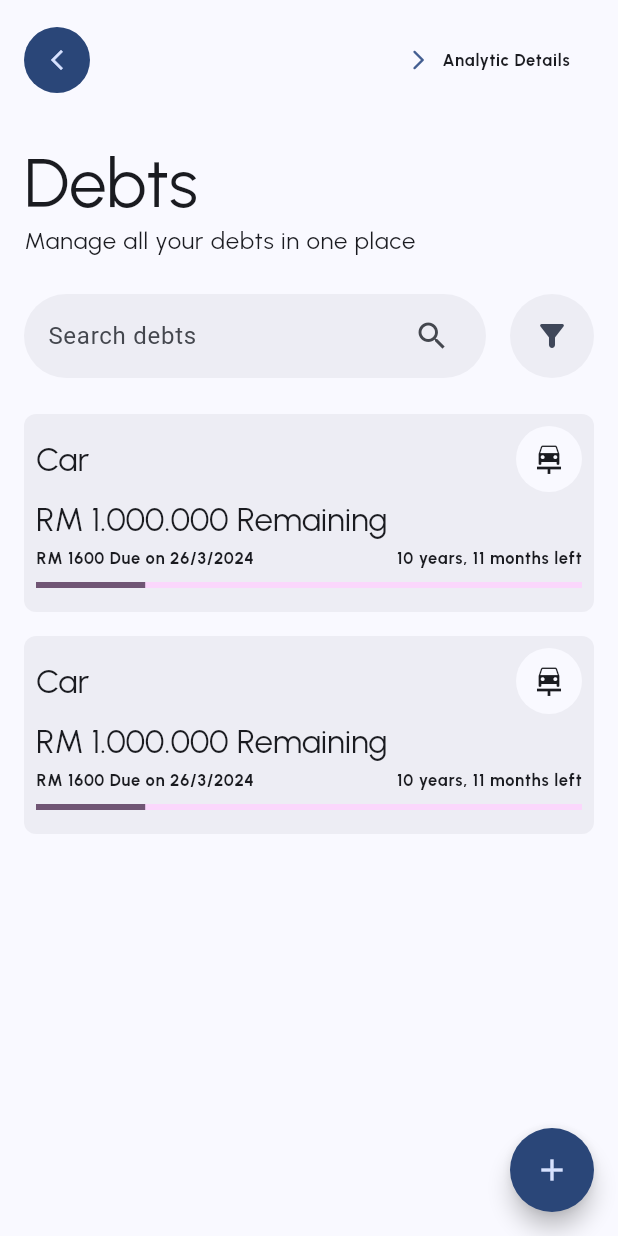
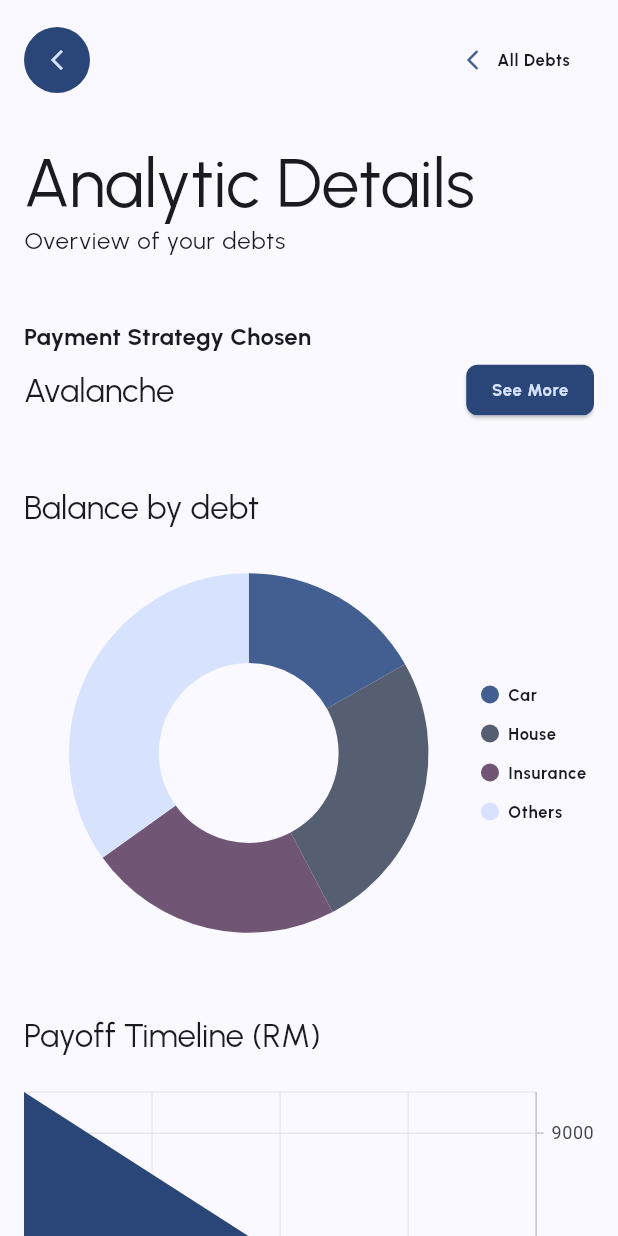
Before and after one commit to mingng18/sharkfreefin, a Flutter app: the AllDebtsView screen opened by its route, after a tap on "Analytic Details", on a phone screen of 412 x 824 dp. Run offline on Flutter 3.47's test engine with Material 3 defaults, Android fonts, the light colour scheme and no system bars; our stand-ins replace get, google_fonts, syncfusion_flutter_charts; statements that could not run were skipped.

Commit message:
Analytic Details done

```diff
--- a/lib/app/modules/all_debts/views/all_debts_view.dart
+++ b/lib/app/modules/all_debts/views/all_debts_view.dart
@@ -33,7 +33,7 @@ class AllDebtsView extends GetView<AllDebtsController> {
                 children: [
                   const CustomBackButton(),
                   TextButton.icon(
-                    onPressed: () {},
+                    onPressed: () => Get.toNamed(Routes.DEBT_ANALYTIC_DETAILS),
                     icon: const Icon(
                       Icons.arrow_forward_ios_rounded,
                       size: 16,
--- /dev/null
+++ b/lib/app/modules/debt_analytic_details/bindings/debt_analytic_details_binding.dart
@@ -0,0 +1,12 @@
+import 'package:get/get.dart';
+
+import '../controllers/debt_analytic_details_controller.dart';
+
+class DebtAnalyticDetailsBinding extends Bindings {
+  @override
+  void dependencies() {
+    Get.lazyPut<DebtAnalyticDetailsController>(
+      () => DebtAnalyticDetailsController(),
+    );
+  }
+}
--- /dev/null
+++ b/lib/app/modules/debt_analytic_details/controllers/debt_analytic_details_controller.dart
@@ -0,0 +1,43 @@
+import 'package:get/get.dart';
+
+class DebtAnalyticDetailsController extends GetxController {
+
+late List<ChartData> debtData;
+late List<ChartData> payoffTimelineData;
+
+  @override
+  void onInit() {
+    super.onInit();
+    debtData = [
+      ChartData('Car', 25),
+      ChartData('House', 38),
+      ChartData('Insurance', 34),
+      ChartData('Others', 52)
+    ];
+    payoffTimelineData = [
+      ChartData('Dec 2023', 10000),
+      ChartData('Feb 2024', 8000),
+      ChartData('May 2024', 6000),
+      ChartData('Aug 2024', 3500),
+      ChartData('Dec 2024', 0),
+    ];
+  }
+
+  @override
+  void onReady() {
+    super.onReady();
+  }
+
+  @override
+  void onClose() {
+    super.onClose();
+  }
+
+}
+
+class ChartData {
+  ChartData(this.x, this.y);
+
+  final String x;
+  final double y;
+}
--- /dev/null
+++ b/lib/app/modules/debt_analytic_details/views/debt_analytic_details_view.dart
@@ -0,0 +1,125 @@
+import 'package:flutter/material.dart';
+
+import 'package:get/get.dart';
+import 'package:sharkfreefin/app/extensions.dart';
+import 'package:sharkfreefin/app/widgets/back_button.dart';
+import 'package:sharkfreefin/app/widgets/button.dart';
+import 'package:sharkfreefin/app/widgets/payment_strategy_card.dart';
+import 'package:syncfusion_flutter_charts/charts.dart';
+
+import '../controllers/debt_analytic_details_controller.dart';
+
+class DebtAnalyticDetailsView extends GetView<DebtAnalyticDetailsController> {
+  const DebtAnalyticDetailsView({Key? key}) : super(key: key);
+  @override
+  Widget build(BuildContext context) {
+    var colors = Theme.of(context).colorScheme;
+
+    return Scaffold(
+        body: SafeArea(
+      child: Padding(
+        padding: const EdgeInsets.symmetric(horizontal: 16),
+        child: SingleChildScrollView(
+          child: Column(
+            crossAxisAlignment: CrossAxisAlignment.start,
+            children: [
+              const SizedBox(height: 16),
+              Row(
+                mainAxisAlignment: MainAxisAlignment.spaceBetween,
+                children: [
+                  const CustomBackButton(),
+                  TextButton.icon(
+                    onPressed: () => Get.back(),
+                    icon: const Icon(
+                      Icons.arrow_back_ios_new_rounded,
+                      size: 16,
+                    ),
+                    label: Text(
+                      "All Debts",
+                      style: context.labelSmall,
+                    ),
+                  )
+                ],
+              ),
+              const SizedBox(height: 32),
+              Text(
+                "Analytic Details",
+                style: context.displayMedium,
+              ),
+              Text(
+                "Overview of your debts",
+                style: context.bodyLarge,
+              ),
+              const SizedBox(height: 40),
+              const PaymentStrategyCard(),
+              const SizedBox(height: 40),
+              Text(
+                "Balance by debt",
+                style: context.titleLarge,
+              ),
+              SfCircularChart(
+                  palette: [
+                    colors.primary,
+                    colors.secondary,
+                    colors.tertiary,
+                    colors.primaryContainer,
+                    colors.secondaryContainer,
+                    colors.tertiaryContainer
+                  ],
+                  margin: EdgeInsets.zero,
+                  tooltipBehavior: TooltipBehavior(
+                      enable: true,
+                      textStyle: context.labelMedium,
+                      color: colors.primaryContainer),
+                  legend: Legend(
+                      isVisible: true,
+                      position: LegendPosition.right,
+                      textStyle: context.labelSmall),
+                  series: <CircularSeries<ChartData, String>>[
+                    DoughnutSeries<ChartData, String>(
+                        dataSource: controller.debtData,
+                        xValueMapper: (ChartData data, _) => data.x,
+                        yValueMapper: (ChartData data, _) => data.y,
+                        name: 'Balance by Debt')
+                  ]),
+              const SizedBox(height: 24),
+              Text(
+                "Payoff Timeline (RM)",
+                style: context.titleLarge,
+              ),
+              const SizedBox(height: 24),
+              SfCartesianChart(
+                  palette: [colors.primary, colors.secondary, colors.tertiary],
+                  margin: EdgeInsets.zero,
+                  primaryXAxis: const CategoryAxis(
+                      axisLine: AxisLine(width: 0.0, color: Colors.transparent),
+                      labelPlacement: LabelPlacement.onTicks,
+                      labelAlignment: LabelAlignment.end),
+                  primaryYAxis: const NumericAxis(
+                      minimum: 0,
+                      maximum: 10000,
+                      interval: 3000,
+                      labelPosition: ChartDataLabelPosition.inside,
+                      labelAlignment: LabelAlignment.end,
+                      opposedPosition: true,
+                      tickPosition: TickPosition.inside),
+                  // tooltipBehavior: TooltipBehavior(
+                  //     enable: true,
+                  //     textStyle: context.labelMedium,
+                  //     color: colors.primaryContainer),
+                  series: <CartesianSeries<ChartData, String>>[
+                    AreaSeries<ChartData, String>(
+                        dataSource: controller.payoffTimelineData,
+                        xValueMapper: (ChartData data, _) => data.x,
+                        yValueMapper: (ChartData data, _) => data.y,
+                        name: 'Gold',
+                        color: colors.onPrimaryContainer)
+                  ]),
+              const SizedBox(height: 40),
+            ],
+          ),
+        ),
+      ),
+    ));
+  }
+}
--- a/lib/app/routes/app_pages.dart
+++ b/lib/app/routes/app_pages.dart
@@ -10,6 +10,8 @@ import '../modules/create_debts/bindings/create_debts_binding.dart';
 import '../modules/create_debts/views/create_debts_view.dart';
 import '../modules/debt/bindings/debt_binding.dart';
 import '../modules/debt/views/debt_view.dart';
+import '../modules/debt_analytic_details/bindings/debt_analytic_details_binding.dart';
+import '../modules/debt_analytic_details/views/debt_analytic_details_view.dart';
 import '../modules/debt_details/bindings/debt_details_binding.dart';
 import '../modules/debt_details/views/debt_details_view.dart';
 import '../modules/gig/bindings/gig_binding.dart';
@@ -18,6 +20,8 @@ import '../modules/home/bindings/home_binding.dart';
 import '../modules/home/views/home_view.dart';
 import '../modules/landing/bindings/landing_binding.dart';
 import '../modules/landing/views/landing_view.dart';
+import '../modules/payment_strategy/bindings/payment_strategy_binding.dart';
+import '../modules/payment_strategy/views/payment_strategy_view.dart';
 
 part 'app_routes.dart';
 
@@ -72,5 +76,15 @@ class AppPages {
       page: () => const BehaviorView(),
       binding: BehaviorBinding(),
     ),
+    GetPage(
+      name: _Paths.DEBT_ANALYTIC_DETAILS,
+      page: () => const DebtAnalyticDetailsView(),
+      binding: DebtAnalyticDetailsBinding(),
+    ),
+    GetPage(
+      name: _Paths.PAYMENT_STRATEGY,
+      page: () => const PaymentStrategyView(),
+      binding: PaymentStrategyBinding(),
+    ),
   ];
 }
--- a/lib/app/routes/app_routes.dart
+++ b/lib/app/routes/app_routes.dart
@@ -12,6 +12,8 @@ abstract class Routes {
   static const LANDING = _Paths.LANDING;
   static const COMMUNITY = _Paths.COMMUNITY;
   static const BEHAVIOR = _Paths.BEHAVIOR;
+  static const DEBT_ANALYTIC_DETAILS = _Paths.DEBT_ANALYTIC_DETAILS;
+  static const PAYMENT_STRATEGY = _Paths.PAYMENT_STRATEGY;
 }
 
 abstract class _Paths {
@@ -25,4 +27,6 @@ abstract class _Paths {
   static const LANDING = '/landing';
   static const COMMUNITY = '/community';
   static const BEHAVIOR = '/behavior';
+  static const DEBT_ANALYTIC_DETAILS = '/debt-analytic-details';
+  static const PAYMENT_STRATEGY = '/payment-strategy';
 }
--- a/lib/app/widgets/bottom_nav_bar.dart
+++ b/lib/app/widgets/bottom_nav_bar.dart
@@ -21,7 +21,7 @@ const List<Destination> destinations = <Destination>[
     tooltip: "Ask Questions in Chatbot",
   ),
   Destination(
-    label: 'Compare',
+    label: 'My Behaviour',
     icon: Icon(Icons.monitor_heart),
     outlineIcon: Icon(Icons.monitor_heart_outlined),
     tooltip: "Price Comparision",
--- /dev/null
+++ b/lib/app/widgets/payment_strategy_card.dart
@@ -0,0 +1,32 @@
+import 'package:flutter/material.dart';
+import 'package:get/get.dart';
+import 'package:sharkfreefin/app/extensions.dart';
+import 'package:sharkfreefin/app/routes/app_pages.dart';
+import 'package:sharkfreefin/app/widgets/button.dart';
+
+class PaymentStrategyCard extends StatelessWidget {
+  const PaymentStrategyCard({super.key});
+
+  @override
+  Widget build(BuildContext context) {
+    return Column(crossAxisAlignment: CrossAxisAlignment.start, children: [
+      Text(
+        "Payment Strategy Chosen",
+        style: context.titleMedium,
+      ),
+      Row(
+        mainAxisAlignment: MainAxisAlignment.spaceBetween,
+        children: [
+          Text(
+            "Avalanche",
+            style: context.titleLarge,
+          ),
+          CustomButton(
+            buttonText: "See More",
+            function: () => Get.toNamed(Routes.PAYMENT_STRATEGY),
+          ).small(context),
+        ],
+      )
+    ]);
+  }
+}
--- a/pubspec.yaml
+++ b/pubspec.yaml
@@ -12,6 +12,7 @@ dependencies:
   get: ^4.6.6
   dynamic_color: ^1.7.0
   google_fonts: 6.1.0
+  syncfusion_flutter_charts: ^25.1.35
 
 dev_dependencies:
   flutter_test:
```
Also changed, not shown: lib/app/modules/debt/views/debt_view.dart (+4 -23 lines), lib/app/modules/debt_analytic_details/views/temp.dart (added, +69 -0 lines), lib/app/modules/debt_details/views/debt_details_view.dart (+36 -16 lines), lib/app/modules/payment_strategy/bindings/payment_strategy_binding.dart (added, +12 -0 lines), lib/app/modules/payment_strategy/controllers/payment_strategy_controller.dart (added, +23 -0 lines), lib/app/modules/payment_strategy/views/payment_strategy_view.dart (added, +24 -0 lines), lib/app/widgets/hori_card.dart (+82 -0 lines), pubspec.lock.
